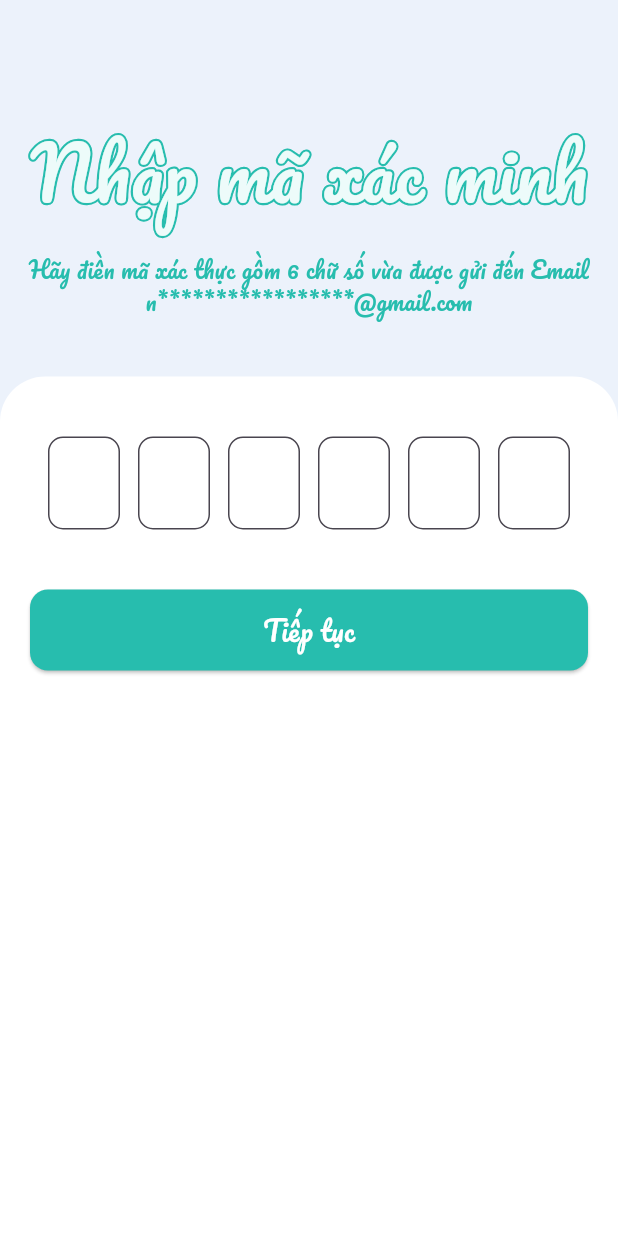
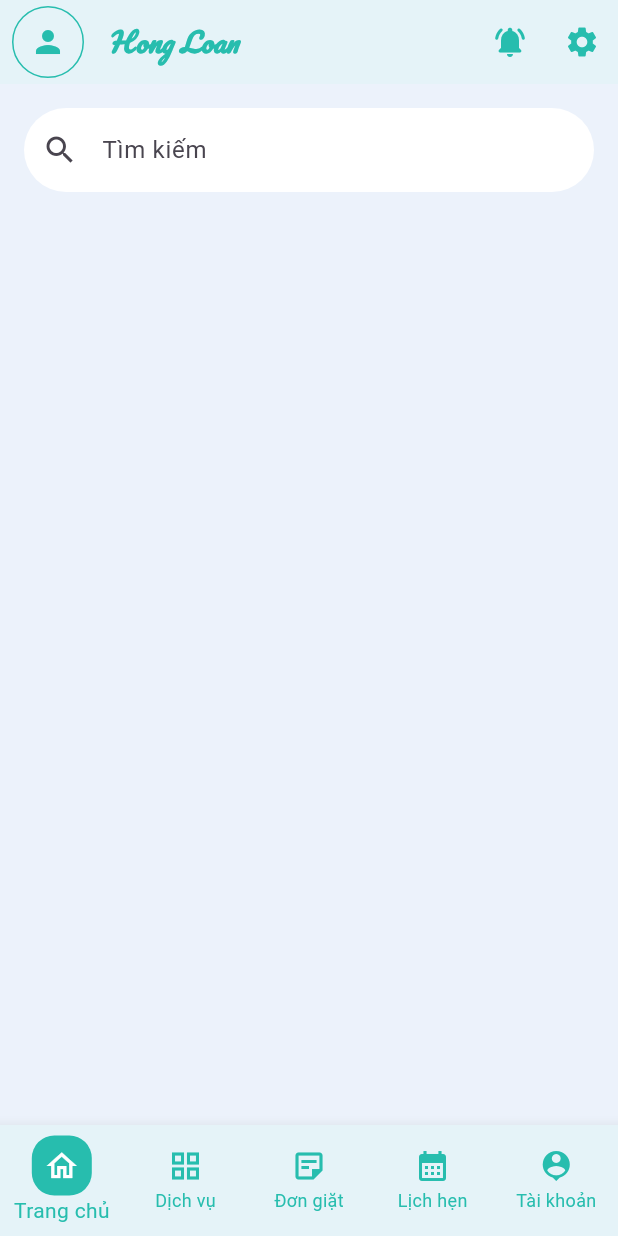
Before and after one commit to NguyenHongLoan125/laundry, a Flutter app: the screen it shows after launch, on a phone screen of 412 x 824 dp. Run offline on Flutter 3.47's test engine with Material 3 defaults, Android fonts, the phone set to English and light mode, and no system bars; our stand-ins replace google_fonts.

Commit message:
design home page

```diff
--- a/laundry_app/lib/src/app.dart
+++ b/laundry_app/lib/src/app.dart
@@ -14,7 +14,7 @@ class LaundryApp extends StatelessWidget {
       theme: AppTheme.lightTheme,
       debugShowCheckedModeBanner: false,
       // initialRoute: AppRoutes.auth,
-      initialRoute: AppRoutes.auth,
+      initialRoute: AppRoutes.home,
       routes: AppRoutes.routes,
     );
   }
--- a/laundry_app/lib/src/core/constants/app_colors.dart
+++ b/laundry_app/lib/src/core/constants/app_colors.dart
@@ -9,5 +9,6 @@ class AppColors {
   static const Color text = Color(0xFF27BDAE);
   static const Color textSecondary = Color(0xFF8F8F8F);
   static const Color textThird = Colors.white;
+  static const Color backgroundAppBar = Color(0xFFE5F3F8);
 
 }
--- a/laundry_app/lib/src/core/theme/app_theme.dart
+++ b/laundry_app/lib/src/core/theme/app_theme.dart
@@ -1,13 +1,21 @@
 import 'package:flutter/material.dart';
+
+import '../constants/app_colors.dart';
 
 class AppTheme {
   static ThemeData get lightTheme {
     return ThemeData(
       primarySwatch: Colors.blue,
-      scaffoldBackgroundColor: Color(0xFFECF2FB),
+      scaffoldBackgroundColor: AppColors.backgroundMain,
       appBarTheme: const AppBarTheme(
-        backgroundColor: Color(0xFF27BDAE),
-        foregroundColor: Color(0xFFECF2FB),
+        backgroundColor: AppColors.backgroundAppBar,
+        foregroundColor: AppColors.primary,
+        titleTextStyle: TextStyle(
+          fontSize: 24,
+          fontWeight: FontWeight.bold,
+          fontFamily: 'Inter',
+          color: Color(0xFF27BDAE)
+        ),
       ),
     );
   }
--- /dev/null
+++ b/laundry_app/lib/src/features/auth/data/domain/entities/user.dart
@@ -0,0 +1,11 @@
+class User{
+  final String id;
+  final String email;
+  final String token;
+
+  User({
+    this.id ="",
+    this.email="",
+    required this.token
+  });
+}
--- /dev/null
+++ b/laundry_app/lib/src/presentation/layouts/seven_parts_layout.dart
@@ -0,0 +1,48 @@
+import 'package:flutter/material.dart';
+
+class SevenPartsLayout extends StatelessWidget {
+  final Widget part1;
+  final Widget part2;
+  final Widget part3;
+  final Widget part4;
+  final Widget part5;
+  final Widget part6;
+  final Widget part7;
+
+  const SevenPartsLayout({super.key,
+    required this.part1,
+    required this.part2,
+    required this.part3,
+    required this.part4,
+    required this.part5,
+    required this.part6,
+    required this.part7
+  });
+
+  @override
+  Widget build(BuildContext context) {
+    return SingleChildScrollView(
+      child: Padding(
+          padding: EdgeInsets.all(16.0),
+        child: Column(
+          children: [
+            part1,
+            const SizedBox(height: 20,),
+            part2,
+            const SizedBox(height: 20,),
+            part3,
+            const SizedBox(height: 20,),
+            part4,
+            const SizedBox(height: 20,),
+            part5,
+            const SizedBox(height: 20,),
+            part6,
+            const SizedBox(height: 20,),
+            part7,
+            const SizedBox(height: 20,),
+          ],
+        ),
+      ),
+    );
+  }
+}
--- a/laundry_app/lib/src/presentation/screens/home_screen.dart
+++ b/laundry_app/lib/src/presentation/screens/home_screen.dart
@@ -0,0 +1,155 @@
+import 'dart:io';
+import 'package:flutter/material.dart';
+import 'package:laundry_app/src/core/constants/app_colors.dart';
+import 'package:laundry_app/src/presentation/layouts/seven_parts_layout.dart';
+import '../../router/route_names.dart';
+
+class HomeScreen extends StatefulWidget {
+  const HomeScreen({super.key});
+
+  @override
+  State<HomeScreen> createState() => _HomeScreenState();
+}
+
+class _HomeScreenState extends State<HomeScreen> {
+  String ?displayName;
+  String ? displayAvatar;
+  int _currentIndex =0;
+
+  final TextEditingController findingController = TextEditingController();
+
+  @override
+  Widget build(BuildContext context) {
+    return Scaffold(
+      appBar: AppBar(
+        title: Text(
+          displayName?? 'Hong Loan',
+          style: TextStyle(
+             color: AppColors.primary,
+            fontFamily: 'Pacifico',
+            fontSize: 18,
+            fontStyle: FontStyle.italic,
+          ),
+        ),
+        leading: Padding(
+          padding: const EdgeInsets.only(left: 8),
+          child: Container(
+            padding: EdgeInsets.all(1),
+            decoration: BoxDecoration(
+              shape: BoxShape.circle,
+              border: Border.all(color: AppColors.text)
+            ),
+            child: CircleAvatar(
+              radius: 9,
+              backgroundImage: displayAvatar!= null ?
+              FileImage(File(displayAvatar!))
+              : null,
+              backgroundColor: AppColors.backgroundAppBar,
+              child: displayAvatar == null ? Icon(Icons.person, color: AppColors.text,):null,
+            ),
+          ),
+        ),
+
+        actions: [
+          IconButton(
+              onPressed: (){},
+              icon: Icon(Icons.notifications_active_rounded)
+          ),
+          IconButton(onPressed: (){},
+              icon: Icon(Icons.settings)
+          )
+        ],
+      ),
+
+      body: SevenPartsLayout(
+        part1: Container(
+          child:TextField(
+            controller: findingController,
+            decoration: InputDecoration(
+              filled: true,
+              fillColor: Colors.white,
+              labelText: 'Tìm kiếm',
+              floatingLabelBehavior: FloatingLabelBehavior.never,
+              prefixIcon: Icon(Icons.search),
+              border: OutlineInputBorder(
+                borderRadius: BorderRadius.circular(30),
+                borderSide: BorderSide.none
+              )
+            ),
+          ),
+        ),
+        part2: Container(
+
+        ),
+        part3: Container(),
+        part4: Container(),
+        part5: Container(),
+        part6: Container(),
+        part7: Container(),
+      ),
+
+      bottomNavigationBar: BottomNavigationBar(
+          currentIndex: _currentIndex,
+          onTap: (index) {
+            setState(() {
+              _currentIndex = index;
+            });
+            String routeName;
+            switch (index){
+              case 0:
+                routeName = RouteNames.home;
+                break;
+              case 1:
+                routeName = RouteNames.account;
+                break;
+              case 2:
+                routeName = RouteNames.account;
+                break;
+              case 3:
+                routeName = RouteNames.account;
+                break;
+              case 4:
+                routeName = RouteNames.account;
+                break;
+              default:
+              routeName = RouteNames.home;
+            }
+            if (ModalRoute.of(context)?.settings.name != routeName) {
+              Navigator.pushReplacementNamed(context, routeName);
+            }
+          },
+          type: BottomNavigationBarType.fixed,
+          selectedItemColor: AppColors.text,
+          unselectedItemColor: AppColors.text,
+          backgroundColor: AppColors.backgroundAppBar,
+
+
+          items: [
+            _buildNavItem(Icons.home_outlined, "Trang chủ", 0),
+            _buildNavItem(Icons.grid_view, "Dịch vụ", 1),
+            _buildNavItem(Icons.sticky_note_2_outlined, "Đơn giặt", 2),
+            _buildNavItem(Icons.calendar_month_sharp, "Lịch hẹn", 3),
+            _buildNavItem(Icons.person_pin, "Tài khoản", 4),
+
+          ]
+      ),
+    );
+  }
+  BottomNavigationBarItem _buildNavItem (IconData icon, String label, int index){
+    bool isSelected = _currentIndex == index;
+
+    return BottomNavigationBarItem(
+        label: label,
+        icon: isSelected
+            ? Container(
+          padding: const EdgeInsets.all(8),
+          decoration: BoxDecoration(
+            color: AppColors.primary,
+            borderRadius: BorderRadius.circular(15),
+          ),
+          child: Icon(icon, color: Colors.white),
+        )
+            : Icon(icon, color: AppColors.text),
+    );
+  }
+}
--- /dev/null
+++ b/laundry_app/lib/src/presentation/widgets/app_bar.dart
@@ -0,0 +1,25 @@
+import 'package:flutter/material.dart';
+
+class CustomAppBar extends StatelessWidget implements PreferredSizeWidget{
+  final String title;
+
+
+  const CustomAppBar({
+    super.key,
+    required this.title,
+  });
+
+  @override
+  Widget build(BuildContext context){
+    return AppBar(
+      centerTitle: true,
+      title: Text(title,),
+      leading: IconButton(
+          onPressed: (){},
+          icon: Icon(Icons.arrow_back_ios)
+      ),
+    );
+  }
+  @override
+  Size get preferredSize => const Size.fromHeight(kToolbarHeight);
+}
--- a/laundry_app/lib/src/router/app_routes.dart
+++ b/laundry_app/lib/src/router/app_routes.dart
@@ -19,7 +19,7 @@ class AppRoutes {
     register: (context)=> const RegisterScreen(),
     auth: (context)=> const AuthScreen(),
 
-    // home: (context) => const HomeScreen(),
+    home: (context) => const HomeScreen(),
     // account: (context) => const AccountScreen(),
   };
 }
--- a/laundry_app/pubspec.yaml
+++ b/laundry_app/pubspec.yaml
@@ -53,6 +53,11 @@ dev_dependencies:
 
 # The following section is specific to Flutter packages.
 flutter:
+  fonts:
+    - family: Pacifico
+      fonts:
+        - asset: lib/src/assets/fonts/Pacifico-Regular.ttf
+
 
   # The following line ensures that the Material Icons font is
   # included with your application, so that you can use the icons in
```
Also changed, not shown: laundry_app/lib/src/assets/fonts/Pacifico-Regular.ttf (added), laundry_app/lib/src/presentation/widgets/slide_widget.dart (added), laundry_app/pubspec.lock.
